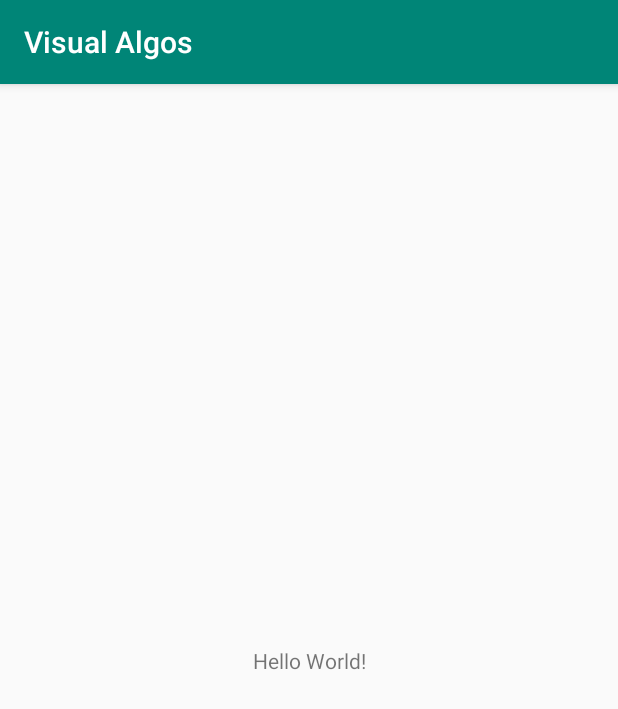
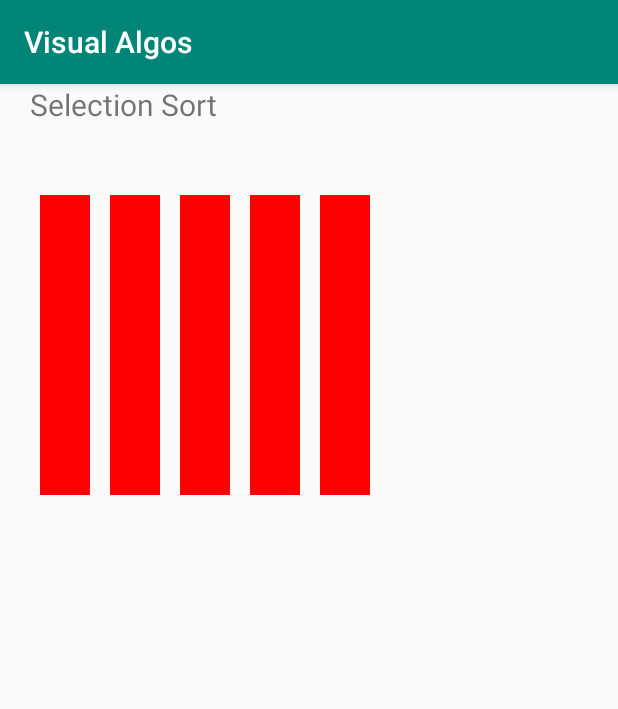
Before and after one commit to RiteshF7/AlgorithmsApp, an Android app: the screen it shows after launch (MainActivity before the commit, SelectionSort after it), on a phone screen of 412 x 824 dp. Shown: the top 709 px of the screen. Run offline under Robolectric (Android 15) with nearby library versions, the phone set to English and light mode, and no system bars.

Commit message:
made changes

```diff
--- a/app/src/main/AndroidManifest.xml
+++ b/app/src/main/AndroidManifest.xml
@@ -9,6 +9,7 @@
         android:roundIcon="@mipmap/ic_launcher_round"
         android:supportsRtl="true"
         android:theme="@style/AppTheme">
+        <activity android:name=".SelectionSort"></activity>
         <activity android:name=".MainActivity">
             <intent-filter>
                 <action android:name="android.intent.action.MAIN" />
--- a/app/src/main/java/com/tutorialspoint/visualalgos/MainActivity.java
+++ b/app/src/main/java/com/tutorialspoint/visualalgos/MainActivity.java
@@ -2,7 +2,10 @@ package com.tutorialspoint.visualalgos;
 
 import androidx.appcompat.app.AppCompatActivity;
 
+import android.content.Intent;
 import android.os.Bundle;
+import android.widget.LinearLayout;
+import android.widget.TextView;
 
 public class MainActivity extends AppCompatActivity {
 
@@ -10,5 +13,30 @@ public class MainActivity extends AppCompatActivity {
     protected void onCreate(Bundle savedInstanceState) {
         super.onCreate(savedInstanceState);
         setContentView(R.layout.activity_main);
+        int left=20,top=20,bottom=20,right=20;
+        LinearLayout linearLayout = findViewById(R.id.linear_layout);
+        //Adding 2 TextViews
+        for (int i = 1; i <= 2; i++) {
+            TextView textView = new TextView(this);
+            textView.setText("TextView " + String.valueOf(i));
+            linearLayout.addView(textView);
+
+            LinearLayout.LayoutParams params1 = new LinearLayout.LayoutParams(
+                    LinearLayout.LayoutParams.WRAP_CONTENT,
+                    LinearLayout.LayoutParams.WRAP_CONTENT
+            );
+            params1.setMargins(left, top, right, bottom);
+
+            //Don't forget to set this param to your TextView
+            textView.setLayoutParams(params1);
+
+            textView.setPadding(left, top, right, bottom);
+        }
+
+
+        Intent intent = new Intent(MainActivity.this,SelectionSort.class);
+        startActivity(intent);
+
+
     }
 }
--- /dev/null
+++ b/app/src/main/java/com/tutorialspoint/visualalgos/SelectionSort.java
@@ -0,0 +1,36 @@
+package com.tutorialspoint.visualalgos;
+
+import androidx.appcompat.app.AppCompatActivity;
+
+import android.graphics.Color;
+import android.os.Bundle;
+import android.widget.LinearLayout;
+import android.widget.TextView;
+
+public class SelectionSort extends AppCompatActivity {
+
+    @Override
+    protected void onCreate(Bundle savedInstanceState) {
+        super.onCreate(savedInstanceState);
+        setContentView(R.layout.activity_selection_sort);
+        LinearLayout linearLayout = findViewById(R.id.selection_sort_main);
+
+        for(int i=0;i<5;i++){
+            TextView textView = new TextView(this);
+            textView.setBackgroundColor(Color.RED);
+            textView.setHeight(300);
+            textView.setWidth(50);
+            LinearLayout.LayoutParams params1 = new LinearLayout.LayoutParams(
+                    LinearLayout.LayoutParams.WRAP_CONTENT,
+                    LinearLayout.LayoutParams.WRAP_CONTENT
+            );
+            params1.setMargins(10,10,10,10);
+            textView.setLayoutParams(params1);
+            textView.setPadding(50,10,50,10);
+            textView.setText(i+"");
+            textView.setTextColor(Color.WHITE);
+            linearLayout.addView(textView);
+        }
+
+    }
+}
--- a/app/src/main/res/layout/activity_main.xml
+++ b/app/src/main/res/layout/activity_main.xml
@@ -1,18 +1,12 @@
 <?xml version="1.0" encoding="utf-8"?>
-<androidx.constraintlayout.widget.ConstraintLayout xmlns:android="http://schemas.android.com/apk/res/android"
+<LinearLayout xmlns:android="http://schemas.android.com/apk/res/android"
     xmlns:app="http://schemas.android.com/apk/res-auto"
     xmlns:tools="http://schemas.android.com/tools"
     android:layout_width="match_parent"
+    android:id="@+id/linear_layout"
+    android:orientation="vertical"
     android:layout_height="match_parent"
     tools:context=".MainActivity">
 
-    <TextView
-        android:layout_width="wrap_content"
-        android:layout_height="wrap_content"
-        android:text="Hello World!"
-        app:layout_constraintBottom_toBottomOf="parent"
-        app:layout_constraintLeft_toLeftOf="parent"
-        app:layout_constraintRight_toRightOf="parent"
-        app:layout_constraintTop_toTopOf="parent" />
 
-</androidx.constraintlayout.widget.ConstraintLayout>
+</LinearLayout>
--- /dev/null
+++ b/app/src/main/res/layout/activity_selection_sort.xml
@@ -0,0 +1,24 @@
+<?xml version="1.0" encoding="utf-8"?>
+<LinearLayout xmlns:android="http://schemas.android.com/apk/res/android"
+    xmlns:app="http://schemas.android.com/apk/res-auto"
+    xmlns:tools="http://schemas.android.com/tools"
+    android:layout_width="match_parent"
+    android:orientation="vertical"
+    android:layout_marginLeft="20dp"
+    android:layout_height="match_parent"
+    tools:context=".SelectionSort">
+
+    <TextView
+        android:layout_width="wrap_content"
+        android:text="Selection Sort"
+        android:textSize="20dp"
+        android:layout_marginBottom="40dp"
+        android:layout_height="wrap_content" />
+
+    <LinearLayout
+        android:layout_width="wrap_content"
+        android:orientation="horizontal"
+        android:id="@+id/selection_sort_main"
+        android:layout_height="wrap_content"></LinearLayout>
+
+</LinearLayout>
```
